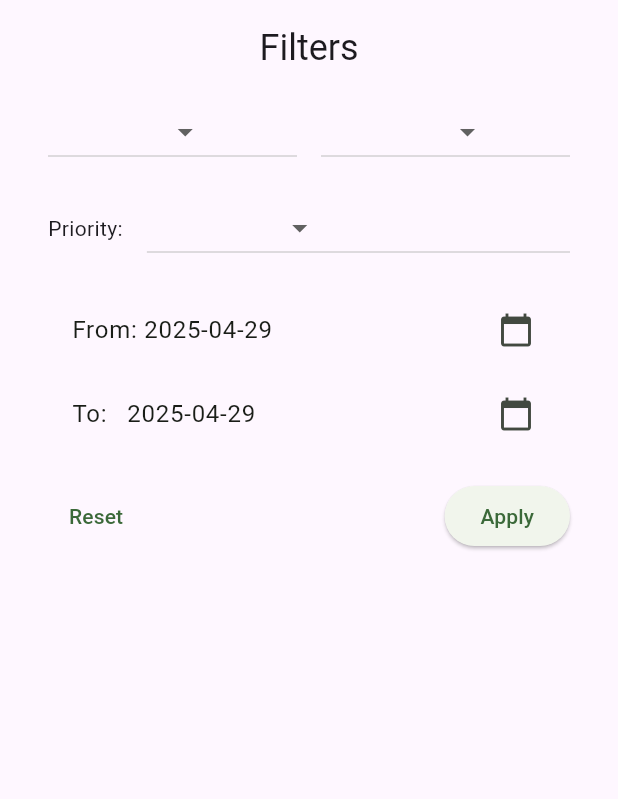
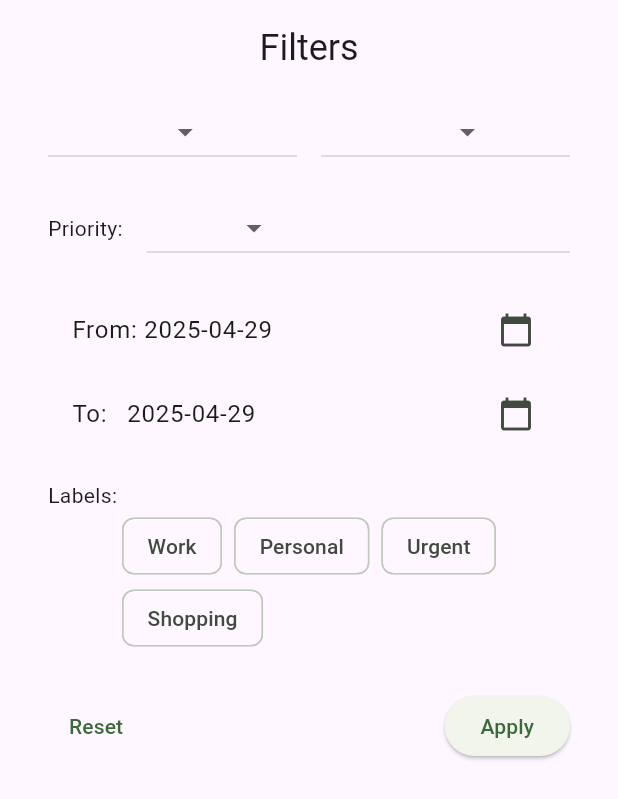
Before and after one commit to thanhhang1306/todo_spring_2025, a Flutter app: the FilterSheet widget shown alone on an empty page, opened directly with empty values, on a phone screen of 412 x 824 dp. Shown: the top 799 px of the screen. Run offline on Flutter 3.47's test engine with Material 3 defaults, Android fonts, the light colour scheme and no system bars; our stand-ins replace cloud_firestore, firebase_auth, firebase_core, flutter_local_notifications, google_fonts, google_sign_in and 3 more; accounts and stored records are empty.

Commit message:
add labels

```diff
--- a/lib/data/todo.dart
+++ b/lib/data/todo.dart
@@ -1,5 +1,6 @@
 import 'package:cloud_firestore/cloud_firestore.dart';
 
+/// Model representing a TODO item, including priority and labels.
 class Todo {
   final String id;
   final String text;
@@ -7,7 +8,8 @@ class Todo {
   final DateTime createdAt;
   final DateTime? completedAt;
   final DateTime? dueAt;
-  final String priority;
+  final String priority;       // 'low' | 'medium' | 'high'
+  final List<String> labels;   // new: arbitrary labels
 
   Todo({
     required this.id,
@@ -16,9 +18,11 @@ class Todo {
     required this.createdAt,
     required this.completedAt,
     required this.dueAt,
-    required this.priority,
+    this.priority = 'low',
+    this.labels = const [],
   });
 
+  /// Converts the Todo into a Firestore-friendly map.
   Map<String, dynamic> toSnapshot() {
     return {
       'text': text,
@@ -27,19 +31,22 @@ class Todo {
       'completedAt': completedAt != null ? Timestamp.fromDate(completedAt!) : null,
       'dueAt': dueAt != null ? Timestamp.fromDate(dueAt!) : null,
       'priority': priority,
+      'labels': labels,             // persist labels array
     };
   }
 
+  /// Creates a Todo from a Firestore document snapshot.
   factory Todo.fromSnapshot(DocumentSnapshot snapshot) {
     final data = snapshot.data() as Map<String, dynamic>;
     return Todo(
       id: snapshot.id,
-      text: data['text'],
-      uid: data['uid'],
-      createdAt: data['createdAt'] != null ? (data['createdAt'] as Timestamp).toDate() : DateTime.now(),
+      text: data['text'] as String,
+      uid: data['uid'] as String,
+      createdAt: (data['createdAt'] as Timestamp).toDate(),
       completedAt: data['completedAt'] != null ? (data['completedAt'] as Timestamp).toDate() : null,
       dueAt: data['dueAt'] != null ? (data['dueAt'] as Timestamp).toDate() : null,
       priority: data['priority'] as String? ?? 'low',
+      labels: List<String>.from(data['labels'] ?? []),  // read back labels
     );
   }
 }
--- a/lib/home/filter/filter_sheet.dart
+++ b/lib/home/filter/filter_sheet.dart
@@ -1,11 +1,13 @@
 import 'package:flutter/material.dart';
 
+/// Captures sort, order, priority, date-range, and label filters.
 class FilterSheetResult {
   final String sortBy;
   final String order;
   final String priority;
   final DateTime? startDate;
   final DateTime? endDate;
+  final List<String> labels;
 
   FilterSheetResult({
     required this.sortBy,
@@ -13,14 +15,16 @@ class FilterSheetResult {
     required this.priority,
     this.startDate,
     this.endDate,
+    this.labels = const [],
   });
 }
 
+/// Bottom-sheet allowing the user to set filters, including labels.
 class FilterSheet extends StatefulWidget {
   const FilterSheet({
     required this.initialFilters,
-    super.key,
-  });
+    Key? key,
+  }) : super(key: key);
 
   final FilterSheetResult initialFilters;
 
@@ -29,11 +33,14 @@ class FilterSheet extends StatefulWidget {
 }
 
 class _FilterSheetState extends State<FilterSheet> {
-  String _sortBy = 'date';
-  String _order = 'ascending';
-  String _priority = 'all';
+  late String _sortBy;
+  late String _order;
+  late String _priority;
   DateTime? _startDate;
   DateTime? _endDate;
+  late Set<String> _labels;
+
+  final List<String> _allLabels = ['Work', 'Personal', 'Urgent', 'Shopping'];
 
   @override
   void initState() {
@@ -43,6 +50,7 @@ class _FilterSheetState extends State<FilterSheet> {
     _priority = widget.initialFilters.priority;
     _startDate = widget.initialFilters.startDate;
     _endDate = widget.initialFilters.endDate;
+    _labels = widget.initialFilters.labels.toSet();
   }
 
   void _resetFilters() {
@@ -52,21 +60,27 @@ class _FilterSheetState extends State<FilterSheet> {
       _priority = 'all';
       _startDate = null;
       _endDate = null;
+      _labels.clear();
     });
   }
 
   @override
   Widget build(BuildContext context) {
-    return Container(
-      padding: const EdgeInsets.only(top: 16, left: 32, right: 32, bottom: 32),
+    // Ensure the sheet avoids keyboard and overflows by becoming scrollable
+    return SafeArea(
+      child: SingleChildScrollView(
+        padding: EdgeInsets.only(
+          top: 16,
+          left: 32,
+          right: 32,
+          bottom: MediaQuery.of(context).viewInsets.bottom + 16,
+        ),
         child: Column(
           mainAxisSize: MainAxisSize.min,
           children: [
-          Text(
-            'Filters',
-            style: Theme.of(context).textTheme.headlineSmall,
-          ),
+            Text('Filters', style: Theme.of(context).textTheme.headlineSmall),
             const SizedBox(height: 16),
+            // Sort & Order
             Row(
               children: [
                 Expanded(
@@ -76,12 +90,7 @@ class _FilterSheetState extends State<FilterSheet> {
                         DropdownMenuItem(value: 'date', child: Text('Date')),
                         DropdownMenuItem(value: 'completed', child: Text('Completed')),
                       ],
-                  onChanged: (value) {
-                    setState(() {
-                      _sortBy = value ?? _sortBy;
-                    });
-                  },
-                ),
+                      onChanged: (v) => setState(() => _sortBy = v!)),
                 ),
                 const SizedBox(width: 16),
                 Expanded(
@@ -91,16 +100,12 @@ class _FilterSheetState extends State<FilterSheet> {
                         DropdownMenuItem(value: 'ascending', child: Text('Ascending')),
                         DropdownMenuItem(value: 'descending', child: Text('Descending')),
                       ],
-                  onChanged: (value) {
-                    setState(() {
-                      _order = value ?? _order;
-                    });
-                  },
-                ),
+                      onChanged: (v) => setState(() => _order = v!)),
                 ),
               ],
             ),
             const SizedBox(height: 16),
+            // Priority
             Row(
               children: [
                 const Text('Priority:'),
@@ -109,25 +114,19 @@ class _FilterSheetState extends State<FilterSheet> {
                   child: DropdownButton<String>(
                       value: _priority,
                       items: const [
-                    DropdownMenuItem(value: 'all', child: Text('All Priorities')),
+                        DropdownMenuItem(value: 'all', child: Text('All')),
                         DropdownMenuItem(value: 'high', child: Text('High')),
                         DropdownMenuItem(value: 'medium', child: Text('Medium')),
                         DropdownMenuItem(value: 'low', child: Text('Low')),
                       ],
-                  onChanged: (value) {
-                    setState(() {
-                      _priority = value ?? _priority;
-                    });
-                  },
-                ),
+                      onChanged: (v) => setState(() => _priority = v!)),
                 ),
               ],
             ),
             const SizedBox(height: 16),
+            // Date pickers
             ListTile(
-            title: Text(
-              'From: ${_startDate != null ? _startDate!.toLocal().toString().split(' ')[0] : 'Any'}',
-            ),
+              title: Text('From: ${_startDate != null ? _startDate!.toLocal().toString().split(' ')[0] : 'Any'}'),
               trailing: const Icon(Icons.calendar_today),
               onTap: () async {
                 final d = await showDatePicker(
@@ -140,9 +139,7 @@ class _FilterSheetState extends State<FilterSheet> {
               },
             ),
             ListTile(
-            title: Text(
-              'To:   ${_endDate != null ? _endDate!.toLocal().toString().split(' ')[0] : 'Any'}',
-            ),
+              title: Text('To:   ${_endDate != null ? _endDate!.toLocal().toString().split(' ')[0] : 'Any'}'),
               trailing: const Icon(Icons.calendar_today),
               onTap: () async {
                 final d = await showDatePicker(
@@ -155,16 +152,24 @@ class _FilterSheetState extends State<FilterSheet> {
               },
             ),
             const SizedBox(height: 16),
+            // Label chips
+            Align(alignment: Alignment.centerLeft, child: Text('Labels:', style: Theme.of(context).textTheme.bodyMedium)),
+            Wrap(
+              spacing: 8,
+              children: _allLabels.map((lbl) => FilterChip(
+                label: Text(lbl),
+                selected: _labels.contains(lbl),
+                onSelected: (sel) => setState(() => sel ? _labels.add(lbl) : _labels.remove(lbl)),
+              )).toList(),
+            ),
+            const SizedBox(height: 24),
+            // Buttons
             Row(
               children: [
-              TextButton(
-                onPressed: _resetFilters,
-                child: const Text('Reset'),
-              ),
+                TextButton(onPressed: _resetFilters, child: const Text('Reset')),
                 const Spacer(),
                 ElevatedButton(
-                onPressed: () {
-                  Navigator.pop(
+                  onPressed: () => Navigator.pop(
                     context,
                     FilterSheetResult(
                       sortBy: _sortBy,
@@ -172,15 +177,16 @@ class _FilterSheetState extends State<FilterSheet> {
                       priority: _priority,
                       startDate: _startDate,
                       endDate: _endDate,
+                      labels: _labels.toList(),
                     ),
-                  );
-                },
+                  ),
                   child: const Text('Apply'),
                 ),
               ],
             ),
           ],
         ),
+      ),
     );
   }
 }
```
Also changed, not shown: lib/home/details/detail_screen.dart (+37 -5 lines), lib/home/home_screen.dart (+64 -10 lines). Lines whose indentation alone changed are shown as unchanged.
